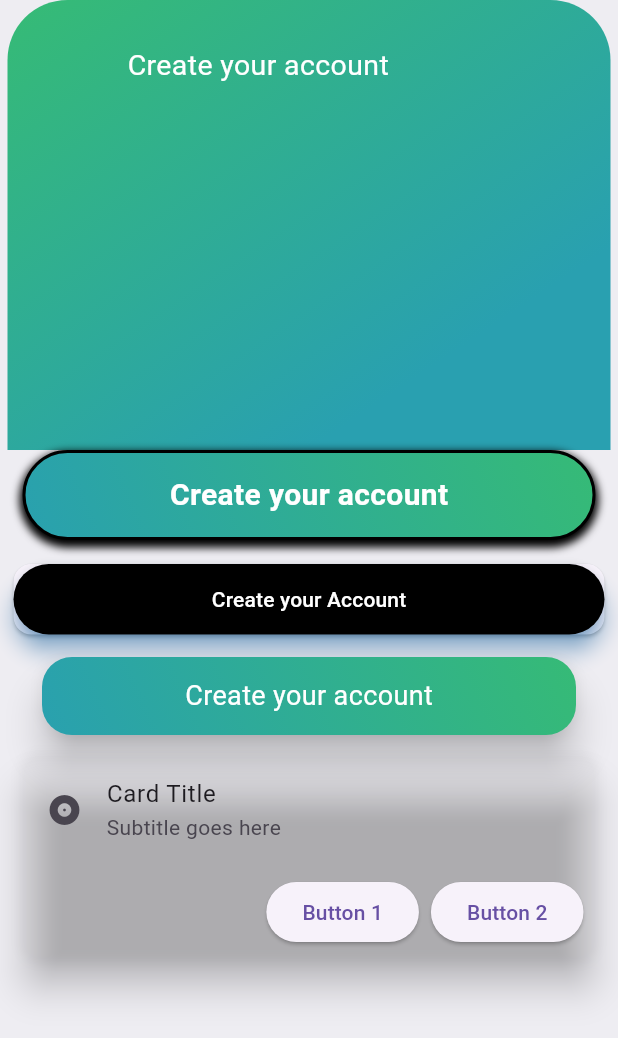
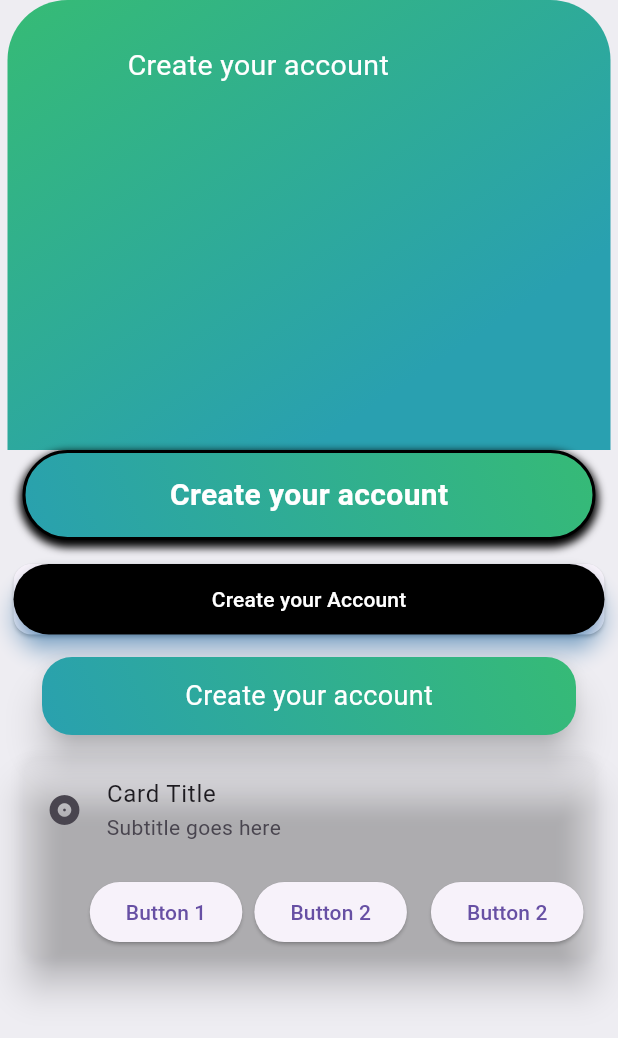
Before and after one commit to Najam-ud-Din/TicketPro-Booking-App-, a Flutter app: the ProfileScreen screen opened directly, on a phone screen of 412 x 824 dp. Shown: the top 1038 px of the screen. Run offline on Flutter 3.47's test engine with Material 3 defaults, Android fonts, the phone set to English and light mode, and no system bars; our stand-ins replace fluentui_icons, get.

```diff
--- a/lib/screens/profile_screen.dart
+++ b/lib/screens/profile_screen.dart
@@ -214,6 +214,11 @@ class ProfileScreen extends StatelessWidget {
                       onPressed: () {},
                       child: Text('Button 1'),
                     ),
+                    ElevatedButton(
+                      onPressed: () {},
+                      child: Text('Button 2'),
+                    ),
+                    gap(Height: Applayout.getheight(12), Width: 0),
                     ElevatedButton(
                       onPressed: () {},
                       child: Text('Button 2'),
```
